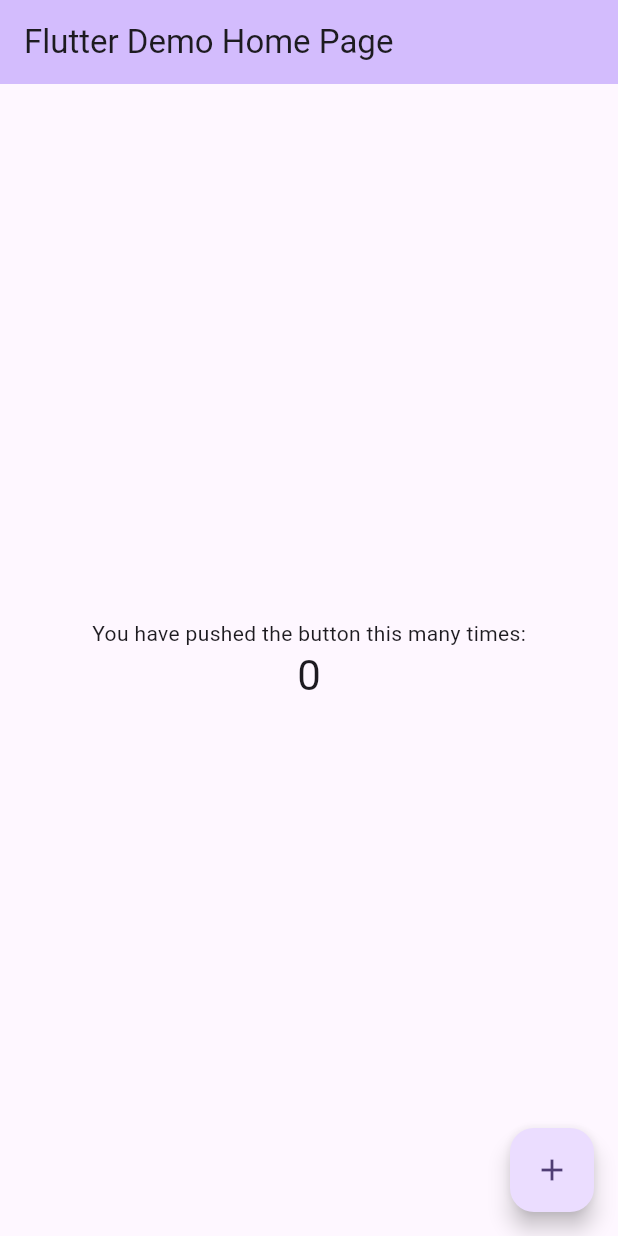
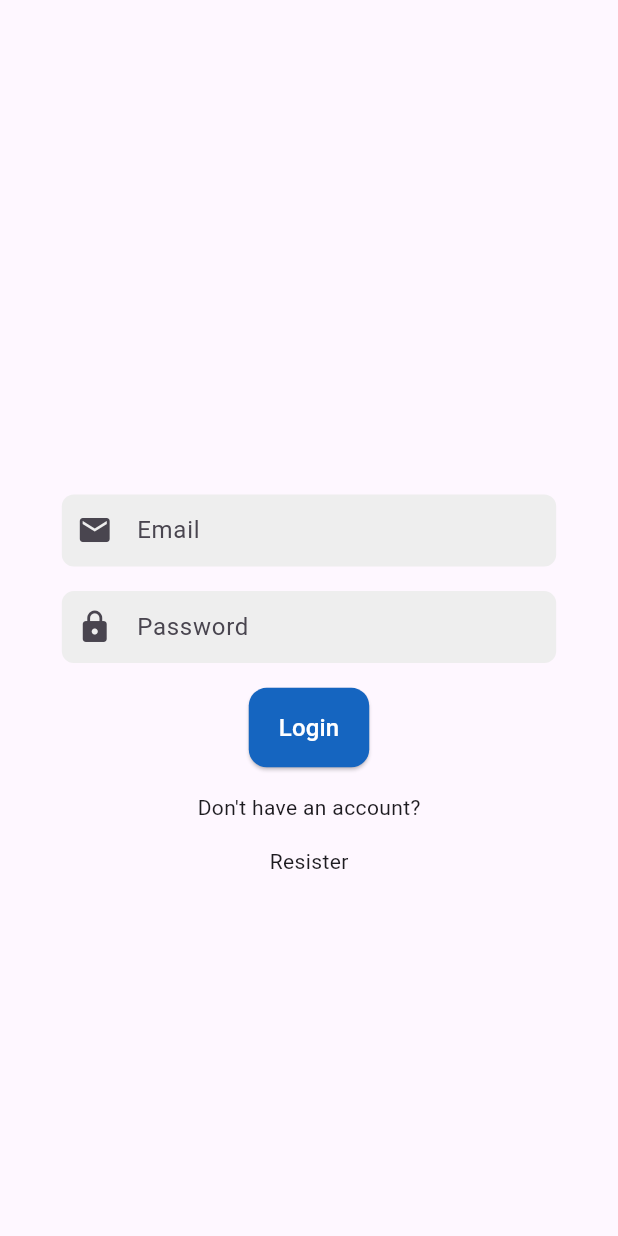
Before and after one commit to shakib08/taskcretutors, a Flutter app: the screen it shows after launch, on a phone screen of 412 x 824 dp. Run offline on Flutter 3.47's test engine with Material 3 defaults, Android fonts, the phone set to English and light mode, and no system bars; our stand-ins replace firebase_core; accounts and stored records are empty.

Commit message:
Login and Registration UI Completed

```diff
--- /dev/null
+++ b/lib/Pages/login.dart
@@ -0,0 +1,60 @@
+import 'package:flutter/foundation.dart';
+import 'package:flutter/material.dart';
+import 'package:flutter/widgets.dart';
+import 'package:task/Pages/registration.dart';
+import 'package:task/widgets/CustomTextField.dart';
+import 'package:task/widgets/customButton.dart';
+
+class login extends StatefulWidget {
+  const login({super.key});
+
+  @override
+  State<login> createState() => _loginState();
+}
+
+class _loginState extends State<login> {
+  @override
+  Widget build(BuildContext context) {
+    Size size = MediaQuery.of(context).size;
+    return Scaffold(
+      body: SingleChildScrollView(
+        child: Center(
+          child: Column(
+            children: [
+              SizedBox(
+                height: size.height * 0.4,
+              ),
+              customTextField(
+                  icon: Icons.email,
+                  hintText: "Email",
+                  controller: TextEditingController(),
+                  inputType: TextInputType.text),
+              SizedBox(
+                height: size.height * 0.02,
+              ),
+              customTextField(
+                  icon: Icons.lock,
+                  hintText: "Password",
+                  controller: TextEditingController(),
+                  inputType: TextInputType.visiblePassword),
+              SizedBox(
+                height: size.height * 0.02,
+              ),
+              customButton(hintText: "Login", onClick: (){}),
+              SizedBox(height: size.height*0.02,),
+              Text("Don't have an account?"),
+              SizedBox(height: size.height*0.02,),
+              GestureDetector(
+                onTap: (){
+                  Navigator.push(context, MaterialPageRoute(builder: (context)=>registration()));
+                },
+                child: Text("Resister"),
+              )
+
+            ],
+          ),
+        ),
+      ),
+    );
+  }
+}
--- a/lib/main.dart
+++ b/lib/main.dart
@@ -1,125 +1,26 @@
+import 'dart:math';
+
 import 'package:flutter/material.dart';
-
-void main() {
+import 'package:firebase_core/firebase_core.dart';
+import 'package:task/Pages/login.dart';
+import 'firebase_options.dart';
+void main() async{
   runApp(const MyApp());
+  await Firebase.initializeApp(
+    options: DefaultFirebaseOptions.currentPlatform,
+);
 }
 
 class MyApp extends StatelessWidget {
   const MyApp({super.key});
 
-  // This widget is the root of your application.
   @override
   Widget build(BuildContext context) {
     return MaterialApp(
-      title: 'Flutter Demo',
-      theme: ThemeData(
-        // This is the theme of your application.
-        //
-        // TRY THIS: Try running your application with "flutter run". You'll see
-        // the application has a purple toolbar. Then, without quitting the app,
-        // try changing the seedColor in the colorScheme below to Colors.green
-        // and then invoke "hot reload" (save your changes or press the "hot
-        // reload" button in a Flutter-supported IDE, or press "r" if you used
-        // the command line to start the app).
-        //
-        // Notice that the counter didn't reset back to zero; the application
-        // state is not lost during the reload. To reset the state, use hot
-        // restart instead.
-        //
-        // This works for code too, not just values: Most code changes can be
-        // tested with just a hot reload.
-        colorScheme: ColorScheme.fromSeed(seedColor: Colors.deepPurple),
-        useMaterial3: true,
+      debugShowCheckedModeBanner: false,
+      home: Scaffold(
+        body: login(),
       ),
-      home: const MyHomePage(title: 'Flutter Demo Home Page'),
     );
   }
 }
-
-class MyHomePage extends StatefulWidget {
-  const MyHomePage({super.key, required this.title});
-
-  // This widget is the home page of your application. It is stateful, meaning
-  // that it has a State object (defined below) that contains fields that affect
-  // how it looks.
-
-  // This class is the configuration for the state. It holds the values (in this
-  // case the title) provided by the parent (in this case the App widget) and
-  // used by the build method of the State. Fields in a Widget subclass are
-  // always marked "final".
-
-  final String title;
-
-  @override
-  State<MyHomePage> createState() => _MyHomePageState();
-}
-
-class _MyHomePageState extends State<MyHomePage> {
-  int _counter = 0;
-
-  void _incrementCounter() {
-    setState(() {
-      // This call to setState tells the Flutter framework that something has
-      // changed in this State, which causes it to rerun the build method below
-      // so that the display can reflect the updated values. If we changed
-      // _counter without calling setState(), then the build method would not be
-      // called again, and so nothing would appear to happen.
-      _counter++;
-    });
-  }
-
-  @override
-  Widget build(BuildContext context) {
-    // This method is rerun every time setState is called, for instance as done
-    // by the _incrementCounter method above.
-    //
-    // The Flutter framework has been optimized to make rerunning build methods
-    // fast, so that you can just rebuild anything that needs updating rather
-    // than having to individually change instances of widgets.
-    return Scaffold(
-      appBar: AppBar(
-        // TRY THIS: Try changing the color here to a specific color (to
-        // Colors.amber, perhaps?) and trigger a hot reload to see the AppBar
-        // change color while the other colors stay the same.
-        backgroundColor: Theme.of(context).colorScheme.inversePrimary,
-        // Here we take the value from the MyHomePage object that was created by
-        // the App.build method, and use it to set our appbar title.
-        title: Text(widget.title),
-      ),
-      body: Center(
-        // Center is a layout widget. It takes a single child and positions it
-        // in the middle of the parent.
-        child: Column(
-          // Column is also a layout widget. It takes a list of children and
-          // arranges them vertically. By default, it sizes itself to fit its
-          // children horizontally, and tries to be as tall as its parent.
-          //
-          // Column has various properties to control how it sizes itself and
-          // how it positions its children. Here we use mainAxisAlignment to
-          // center the children vertically; the main axis here is the vertical
-          // axis because Columns are vertical (the cross axis would be
-          // horizontal).
-          //
-          // TRY THIS: Invoke "debug painting" (choose the "Toggle Debug Paint"
-          // action in the IDE, or press "p" in the console), to see the
-          // wireframe for each widget.
-          mainAxisAlignment: MainAxisAlignment.center,
-          children: <Widget>[
-            const Text(
-              'You have pushed the button this many times:',
-            ),
-            Text(
-              '$_counter',
-              style: Theme.of(context).textTheme.headlineMedium,
-            ),
-          ],
-        ),
-      ),
-      floatingActionButton: FloatingActionButton(
-        onPressed: _incrementCounter,
-        tooltip: 'Increment',
-        child: const Icon(Icons.add),
-      ), // This trailing comma makes auto-formatting nicer for build methods.
-    );
-  }
-}
--- /dev/null
+++ b/lib/widgets/CustomTextField.dart
@@ -0,0 +1,37 @@
+import 'package:flutter/material.dart';
+
+class customTextField extends StatelessWidget {
+  final IconData icon;
+  final String hintText;
+  final TextEditingController controller;
+  final TextInputType inputType;
+  const customTextField({
+    Key? key,
+    required this.icon,
+    required this.hintText,
+    required this.controller,
+    required this.inputType,
+  }) : super(key: key);
+
+  @override
+  Widget build(BuildContext context) {
+    Size size = MediaQuery.of(context).size;
+    return  Container(
+      width: size.width*0.8,
+      decoration: BoxDecoration(
+        color: Colors.grey[200], // Off-white color
+        borderRadius: BorderRadius.circular(8.0),
+      ),
+      padding: const EdgeInsets.symmetric(horizontal: 10.0),
+      child: TextField(
+        controller: controller,
+        keyboardType: inputType,
+        decoration: InputDecoration(
+          icon: Icon(icon),
+          hintText: hintText,
+          border: InputBorder.none,
+        ),
+      ),
+    );
+  }
+}
--- /dev/null
+++ b/lib/widgets/customButton.dart
@@ -0,0 +1,31 @@
+import 'package:flutter/material.dart';
+
+class customButton extends StatelessWidget {
+  final String hintText;
+  final VoidCallback onClick;
+  const customButton({ Key? key,
+    required this.hintText,
+    required this.onClick,}): super(key: key);
+
+
+  @override
+  Widget build(BuildContext context) {
+    return ElevatedButton(
+      style: ElevatedButton.styleFrom(
+        backgroundColor: Colors.blue[800], // Dark blue background color
+        shape: RoundedRectangleBorder(
+          borderRadius: BorderRadius.circular(12.0), // Rounded rectangle shape
+        ),
+        padding: const EdgeInsets.symmetric(horizontal: 20.0, vertical: 15.0),
+      ),
+      onPressed: onClick,
+      child: Text(
+        hintText,
+        style: const TextStyle(
+          color: Colors.white, // White text color
+          fontSize: 16.0,
+        ),
+      ),
+    );
+  }
+}
--- a/pubspec.yaml
+++ b/pubspec.yaml
@@ -36,6 +36,7 @@ dependencies:
   # Use with the CupertinoIcons class for iOS style icons.
   cupertino_icons: ^1.0.6
   firebase_core: ^3.4.0
+  flutter_native_splash: ^2.4.0
 
 dev_dependencies:
   flutter_test:
@@ -60,8 +61,8 @@ flutter:
   uses-material-design: true
 
   # To add assets to your application, add an assets section, like this:
-  # assets:
-  #   - images/a_dot_burr.jpeg
+  assets:
+  #   - images/catetutors.png
   #   - images/a_dot_ham.jpeg
 
   # An image asset can refer to one or more resolution-specific "variants", see
```
Also changed, not shown: flutter_native_splash.yaml (added, +7 -0 lines), lib/Pages/registration.dart (added, +73 -0 lines), assets/caretutors.png (added), pubspec.lock, 5 other files.
